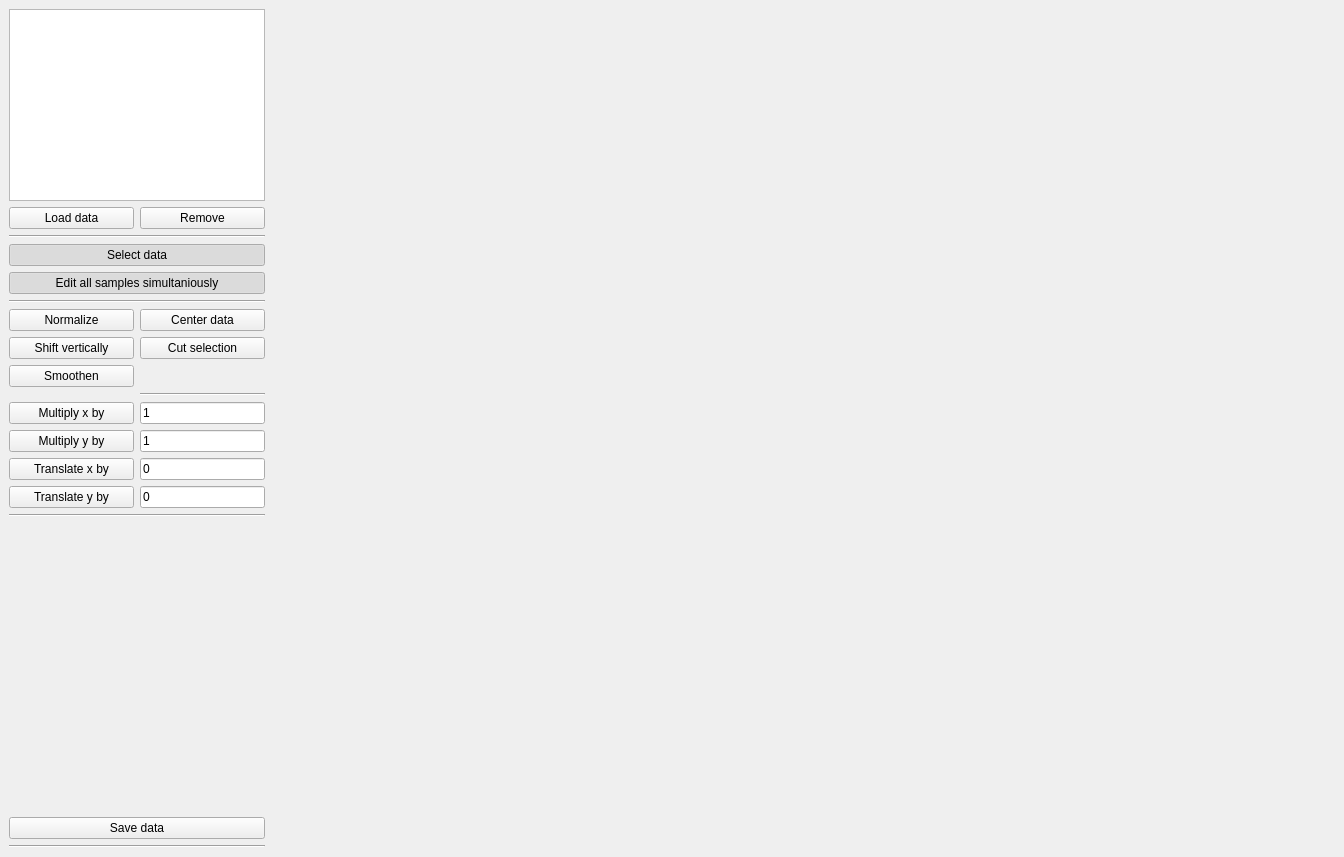
Before: the Qt Designer form form.ui in SjoerdB93/Datman, drawn with Qt 5.
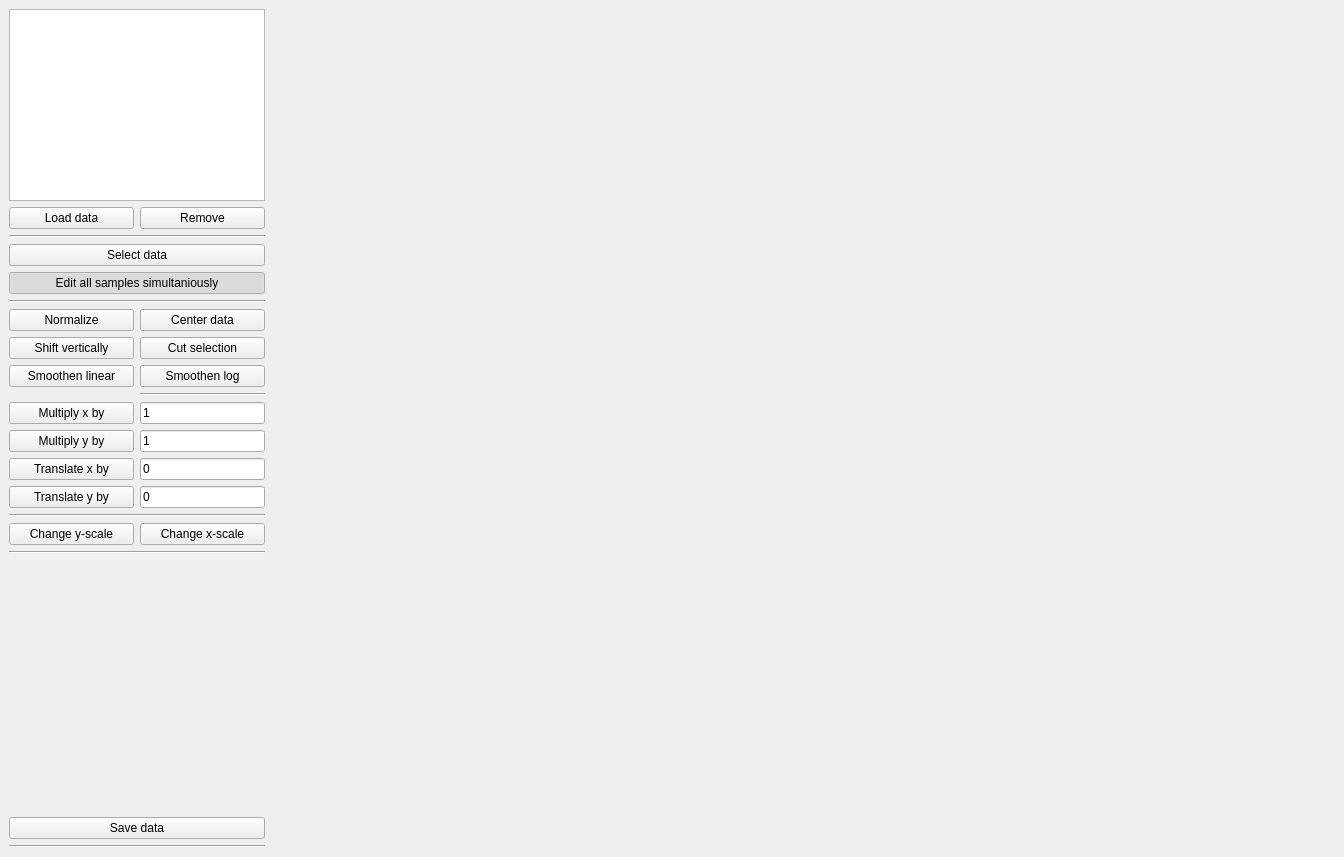
After: the same form once the commit is applied.

Commit message: Added a "smoothen log" function, which smooths on log scale instead

The edit to the form file:
```diff
--- a/form.ui
+++ b/form.ui
@@ -67,7 +67,7 @@
            <bool>true</bool>
           </property>
           <property name="checked">
-           <bool>true</bool>
+           <bool>false</bool>
           </property>
          </widget>
         </item>
@@ -228,7 +228,14 @@
         <item row="2" column="0">
          <widget class="QPushButton" name="smooth_button">
           <property name="text">
-           <string>Smoothen</string>
+           <string>Smoothen linear</string>
+          </property>
+         </widget>
+        </item>
+        <item row="2" column="1">
+         <widget class="QPushButton" name="smooth_log_button">
+          <property name="text">
+           <string>Smoothen log</string>
           </property>
          </widget>
         </item>
@@ -241,6 +248,31 @@
         </property>
        </widget>
       </item>
+      <item>
+       <layout class="QGridLayout" name="gridLayout_4">
+        <item row="0" column="1">
+         <widget class="QPushButton" name="xscale_button">
+          <property name="text">
+           <string>Change x-scale</string>
+          </property>
+         </widget>
+        </item>
+        <item row="0" column="0">
+         <widget class="QPushButton" name="yscale_button">
+          <property name="text">
+           <string>Change y-scale</string>
+          </property>
+         </widget>
+        </item>
+       </layout>
+      </item>
+      <item>
+       <widget class="Line" name="line_6">
+        <property name="orientation">
+         <enum>Qt::Horizontal</enum>
+        </property>
+       </widget>
+      </item>
       <item>
        <spacer name="verticalSpacer">
         <property name="orientation">
```
The commit also changes 5 other files.
